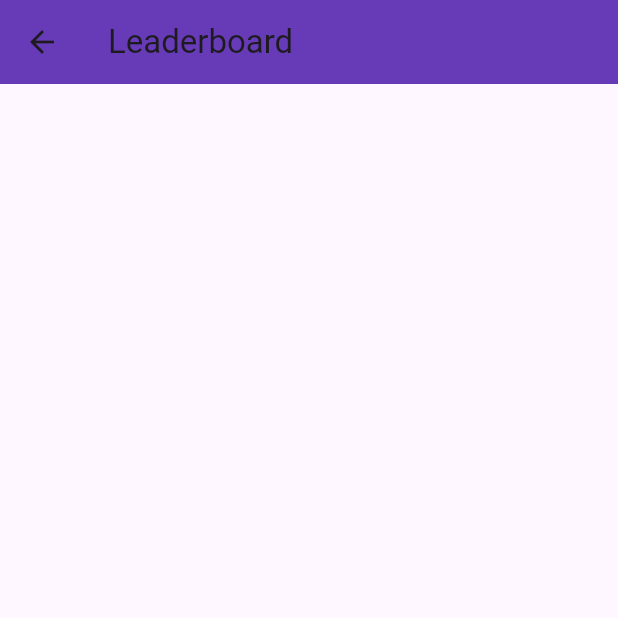
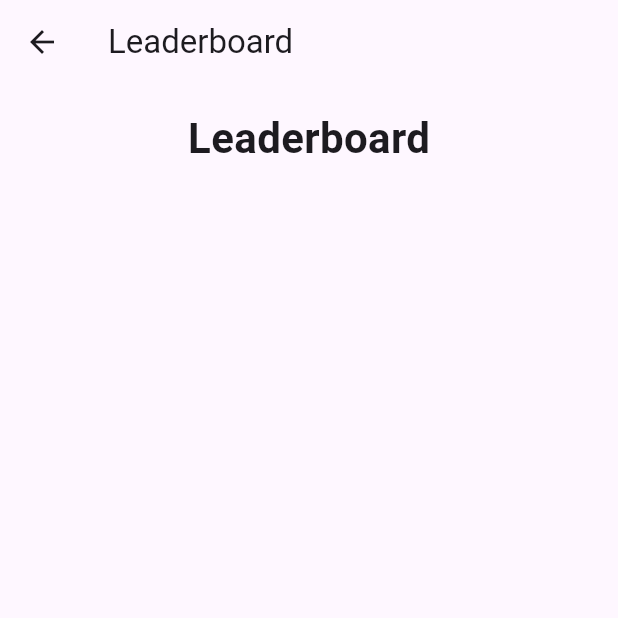
Before and after one commit to TEAMFLUTTERR/WhoAmI, a Flutter app: the LeaderboardScreen screen opened directly, on a phone screen of 412 x 824 dp, the top half of it. Run offline on Flutter 3.47's test engine with Material 3 defaults, Android fonts, the phone set to English and light mode, and no system bars; our stand-ins replace confetti, sensors_plus.

Commit message:
leaderboard

```diff
--- a/who_am_i/lib/screens/home_screen.dart
+++ b/who_am_i/lib/screens/home_screen.dart
@@ -68,8 +68,7 @@ class HomeScreen extends StatelessWidget {
                   context,
                   MaterialPageRoute(
                       builder: (context) => const LeaderboardScreen(
-                            playerNames: ["Spieler 1", "Spieler 2"],
-                            playerPoints: [0, 0],
+                          players: []
                           )), //Hier müssten dann Werte der letzten Runde rein
                 ),
                 Colors.orange,
--- a/who_am_i/lib/screens/leaderboard_screen.dart
+++ b/who_am_i/lib/screens/leaderboard_screen.dart
@@ -1,77 +1,191 @@
-// import 'package:flutter/material.dart';
-// import '../models/player.dart';
+import 'package:flutter/material.dart';
+import 'package:who_am_i/model/player.dart';
+import 'package:confetti/confetti.dart';
 
-// class LeaderboardScreen extends StatelessWidget {
-//   final List<Player> players;
+class LeaderboardScreen extends StatefulWidget {
+  final List<Player> players;
+  const LeaderboardScreen({Key? key, required this.players}) : super(key: key);
 
-//   const LeaderboardScreen({Key? key, required this.players}) : super(key: key);
+  @override
+  State<LeaderboardScreen> createState() => _LeaderboardScreenState();
+}
 
-//   @override
-//   Widget build(BuildContext context) {
-//     // Sort players by score in descending order
-//     players.sort((a, b) => b.score.compareTo(a.score));
+class _LeaderboardScreenState extends State<LeaderboardScreen> {
+  final ConfettiController _confettiController =
+      ConfettiController(duration: const Duration(seconds: 3));
 
-//     return Scaffold(
-//       appBar: AppBar(
-//         title: const Text('Leaderboard'),
-//       ),
-//       body: Padding(
-//         padding: const EdgeInsets.all(16.0),
-//         child: Column(
-//           crossAxisAlignment: CrossAxisAlignment.start,
-//           children: [
-//             const Text(
-//               'Leaderboard',
-//               style: TextStyle(fontSize: 24, fontWeight: FontWeight.bold),
-//             ),
-//             const SizedBox(height: 16),
-//             Expanded(
-//               child: ListView.builder(
-//                 itemCount: players.length,
-//                 itemBuilder: (context, index) {
-//                   final player = players[index];
-//                   return ListTile(
-//                     leading: CircleAvatar(
-//                       child: Text((index + 1).toString()),
-//                     ),
-//                     title: Text(
-//                       player.name,
-//                       style: const TextStyle(fontSize: 18),
-//                     ),
-//                     trailing: Text(
-//                       '${player.score} points',
-//                       style: const TextStyle(fontSize: 16),
-//                     ),
-//                   );
-//                 },
-//               ),
-//             ),
-//           ],
-//         ),
-//       ),
-//     );
-//   }
-// }
+  @override
+  void initState() {
+    super.initState();
+    // Start confetti animation when the screen is displayed
+    _confettiController.play();
+  }
 
-import 'package:flutter/material.dart';
-
-class LeaderboardScreen extends StatelessWidget {
-  final List<String> playerNames;
-  final List<int> playerPoints;
-
-  const LeaderboardScreen({
-    Key? key,
-    required this.playerNames,
-    required this.playerPoints,
-  }) : super(key: key);
+  @override
+  void dispose() {
+    _confettiController.dispose();
+    super.dispose();
+  }
 
   @override
   Widget build(BuildContext context) {
+    // Sort players by score in descending order
+    widget.players.sort((a, b) => b.score.compareTo(a.score));
+
+    // Extract the top 3 players for the podium
+    final top3 = widget.players.take(3).toList();
+    final remainingPlayers = widget.players.length > 3
+        ? widget.players.sublist(3)
+        : [];
+
     return Scaffold(
       appBar: AppBar(
-        title: Text('Leaderboard'),
-        backgroundColor: Colors.deepPurple,
+        title: const Text('Leaderboard'),
+      ),
+      body: Stack(
+        children: [
+          // Confetti animation
+          Align(
+            alignment: Alignment.topCenter,
+            child: ConfettiWidget(
+              confettiController: _confettiController,
+              blastDirectionality: BlastDirectionality.explosive,
+              emissionFrequency: 0.05,
+              numberOfParticles: 20,
+              gravity: 0.3,
+            ),
+          ),
+          Padding(
+            padding: const EdgeInsets.all(16.0),
+            child: Column(
+              crossAxisAlignment: CrossAxisAlignment.center,
+              children: [
+                const Text(
+                  'Leaderboard',
+                  style: TextStyle(
+                    fontSize: 28,
+                    fontWeight: FontWeight.bold,
+                  ),
+                ),
+                const SizedBox(height: 16),
+                // Podium for the top 3 players
+                _buildPodium(top3),
+                const SizedBox(height: 16),
+                Expanded(
+                  // Remaining players in a scrollable list
+                  child: ListView.builder(
+                    itemCount: remainingPlayers.length,
+                    itemBuilder: (context, index) {
+                      final player = remainingPlayers[index];
+                      return ListTile(
+                        leading: CircleAvatar(
+                          child: Text((index + 4).toString()),
+                        ),
+                        title: Text(
+                          player.name,
+                          style: const TextStyle(fontSize: 18),
+                        ),
+                        trailing: Text(
+                          '${player.score} points',
+                          style: const TextStyle(fontSize: 16),
+                        ),
+                      );
+                    },
+                  ),
+                ),
+              ],
+            ),
+          ),
+        ],
       ),
     );
   }
+
+  Widget _buildPodium(List<Player> top3) {
+    return Row(
+      mainAxisAlignment: MainAxisAlignment.center,
+      crossAxisAlignment: CrossAxisAlignment.end,
+      children: [
+        // 2nd place
+        if (top3.length > 1)
+          _buildPodiumSpot(
+            position: 2,
+            player: top3[1],
+            height: 120,
+            color: Colors.grey[400]!,
+          ),
+        // 1st place
+        if (top3.isNotEmpty)
+          _buildPodiumSpot(
+            position: 1,
+            player: top3[0],
+            height: 150,
+            color: Colors.amber,
+          ),
+        // 3rd place
+        if (top3.length > 2)
+          _buildPodiumSpot(
+            position: 3,
+            player: top3[2],
+            height: 100,
+            color: Colors.brown,
+          ),
+      ],
+    );
+  }
+
+  Widget _buildPodiumSpot({
+    required int position,
+    required Player player,
+    required double height,
+    required Color color,
+  }) {
+    return Column(
+      mainAxisSize: MainAxisSize.min,
+      children: [
+        CircleAvatar(
+          radius: 30,
+          backgroundColor: Colors.white,
+          child: Text(
+            player.name[0].toUpperCase(),
+            style: const TextStyle(fontSize: 24, fontWeight: FontWeight.bold),
+          ),
+        ),
+        const SizedBox(height: 8),
+        Text(
+          player.name,
+          style: const TextStyle(
+            fontSize: 18,
+            fontWeight: FontWeight.bold,
+          ),
+        ),
+        const SizedBox(height: 4),
+        Text(
+          '${player.score} points',
+          style: const TextStyle(fontSize: 16),
+        ),
+        const SizedBox(height: 8),
+        Container(
+          width: 80,
+          height: height,
+          decoration: BoxDecoration(
+            color: color,
+            borderRadius: const BorderRadius.only(
+              topLeft: Radius.circular(8),
+              topRight: Radius.circular(8),
+            ),
+          ),
+          alignment: Alignment.center,
+          child: Text(
+            '$position',
+            style: const TextStyle(
+              color: Colors.white,
+              fontSize: 24,
+              fontWeight: FontWeight.bold,
+            ),
+          ),
+        ),
+      ],
+    );
+  }
 }
--- a/who_am_i/pubspec.yaml
+++ b/who_am_i/pubspec.yaml
@@ -36,6 +36,7 @@ dependencies:
   # Use with the CupertinoIcons class for iOS style icons.
   cupertino_icons: ^1.0.8
   sensors_plus: ^6.1.0
+  confetti: ^0.8.0
 
 dev_dependencies:
   flutter_test:
```
Also changed, not shown: who_am_i/lib/screens/game_screen.dart (+19 -13 lines), who_am_i/lib/screens/game_start_screen.dart (+8 -3 lines).
